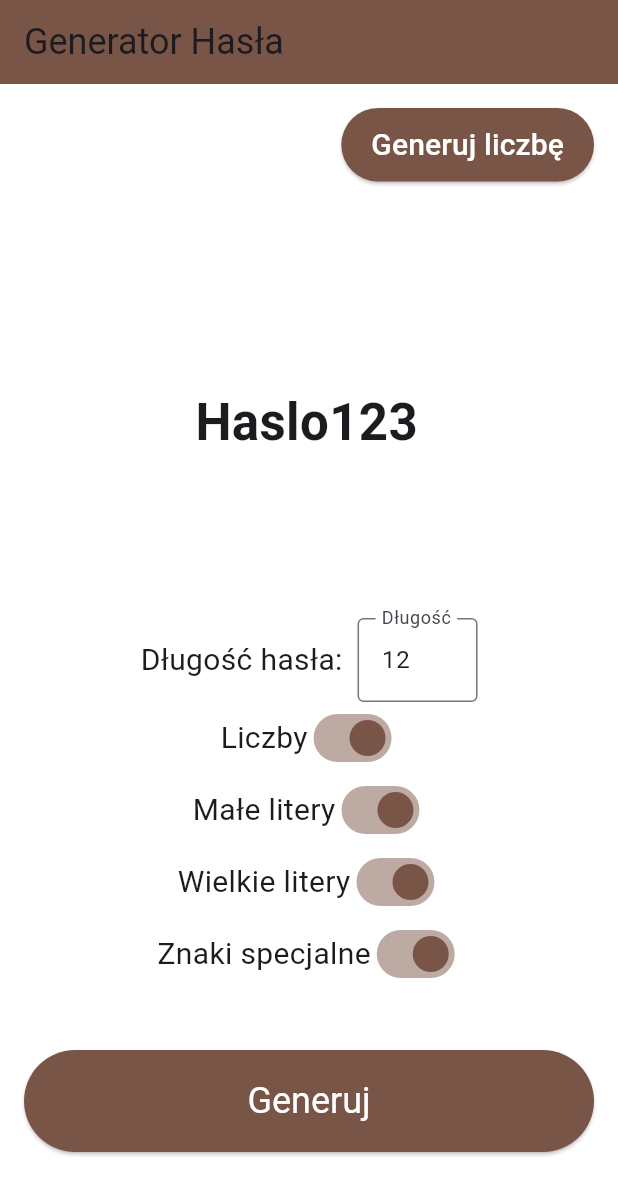
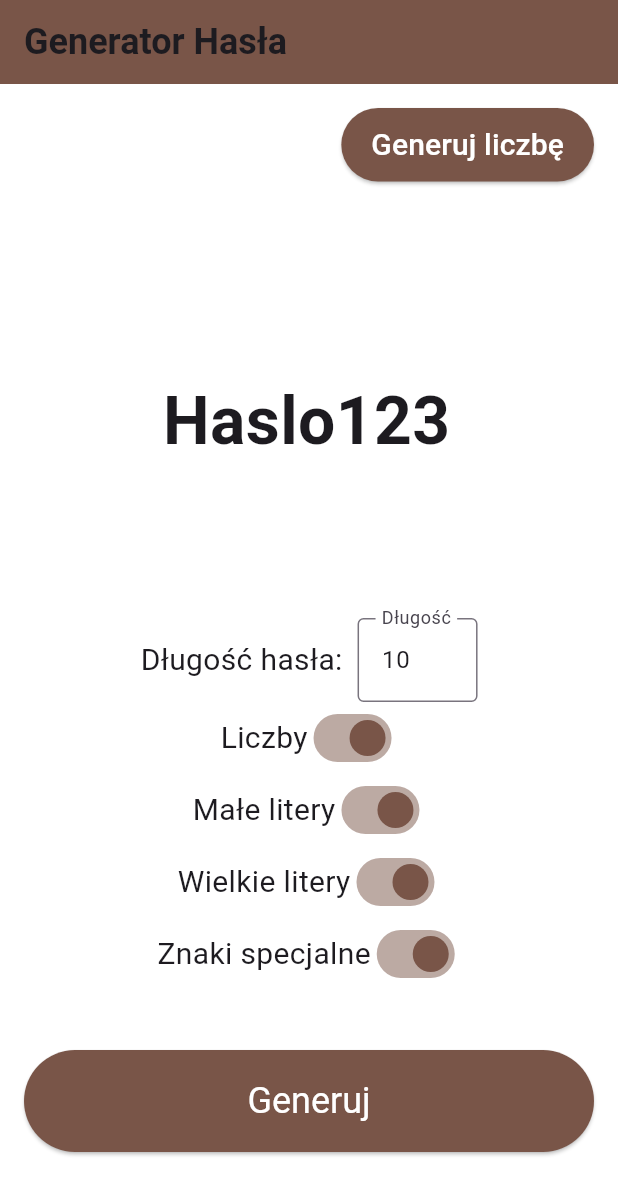
Before and after one commit to dominikkilijan/Flutter, a Flutter app: the screen it shows after launch, after a tap on "Generuj hasło", on a phone screen of 412 x 824 dp. Shown: the top 1195 px of the screen. Run offline on Flutter 3.47's test engine with Material 3 defaults, Android fonts, the phone set to English and light mode, and no system bars.

Commit message:
Hinty z darta

```diff
--- a/random/lib/main.dart
+++ b/random/lib/main.dart
@@ -2,13 +2,15 @@ import 'package:flutter/material.dart';
 import 'pages/random_number_generator.dart';
 
 void main() {
-  runApp(MyApp());
+  runApp(const MyApp());
 }
 
 class MyApp extends StatelessWidget {
+  const MyApp({super.key});
+
   @override
   Widget build(BuildContext context) {
-    return MaterialApp(
+    return const MaterialApp(
       debugShowCheckedModeBanner: false,
       home: RandomNumberGenerator(),
     );
--- a/random/lib/pages/password_generator.dart
+++ b/random/lib/pages/password_generator.dart
@@ -3,13 +3,15 @@ import 'package:flutter/material.dart';
 import 'random_number_generator.dart';
 
 class PasswordScreen extends StatefulWidget {
+  const PasswordScreen({super.key});
+
   @override
-  _PasswordScreenState createState() => _PasswordScreenState();
+  PasswordScreenState createState() => PasswordScreenState();
 }
 
-class _PasswordScreenState extends State<PasswordScreen> {
+class PasswordScreenState extends State<PasswordScreen> {
   String? _password;
-  int _passwordLength = 12;
+  int _passwordLength = 10;
   bool _includeUppercase = true;
   bool _includeLowercase = true;
   bool _includeNumbers = true;
@@ -95,9 +97,9 @@ class _PasswordScreenState extends State<PasswordScreen> {
       backgroundColor: Colors.white,
       appBar: AppBar(
         automaticallyImplyLeading: false,
-        title: Text(
+        title: const Text(
           "Generator Hasła",
-          style: TextStyle(fontSize: 24),
+          style: TextStyle(fontSize: 24, fontWeight: FontWeight.bold,),
         ),
         backgroundColor: Colors.brown,
       ),
@@ -113,26 +115,26 @@ class _PasswordScreenState extends State<PasswordScreen> {
                   Navigator.push(
                     context,
                     MaterialPageRoute(
-                      builder: (context) => RandomNumberGenerator(),
+                      builder: (context) => const RandomNumberGenerator(),
                     ),
                   );
                 },
                 style: ElevatedButton.styleFrom(
                   backgroundColor: Colors.brown,
-                  padding: EdgeInsets.symmetric(horizontal: 20, vertical: 10),
+                  padding: const EdgeInsets.symmetric(horizontal: 20, vertical: 10),
                 ),
-                child: Text(
+                child: const Text(
                   'Generuj liczbę',
                   style: TextStyle(color: Colors.white, fontSize: 20),
                 ),
               ),
             ),
-            SizedBox(height: 30),
+            const SizedBox(height: 30),
             Expanded(
               child: Center(
                 child: SelectableText(
                   _password ?? 'Haslo123',
-                  style: TextStyle(fontSize: 34, fontWeight: FontWeight.bold),
+                  style: const TextStyle(fontSize: 44, fontWeight: FontWeight.bold),
                   textAlign: TextAlign.center,
                 ),
               ),
@@ -142,8 +144,8 @@ class _PasswordScreenState extends State<PasswordScreen> {
                 Row(
                   mainAxisAlignment: MainAxisAlignment.center,
                   children: [
-                    Text("Długość hasła:", style: TextStyle(fontSize: 20)),
-                    SizedBox(width: 10),
+                    const Text("Długość hasła:", style: TextStyle(fontSize: 20)),
+                    const SizedBox(width: 10),
                     SizedBox(
                       width: 80,
                       child: TextField(
@@ -154,7 +156,7 @@ class _PasswordScreenState extends State<PasswordScreen> {
                             _passwordLength = int.tryParse(value) ?? 12;
                           });
                         },
-                        decoration: InputDecoration(
+                        decoration: const InputDecoration(
                           labelText: 'Długość',
                           border: OutlineInputBorder(),
                         ),
@@ -165,7 +167,7 @@ class _PasswordScreenState extends State<PasswordScreen> {
                 Row(
                   mainAxisAlignment: MainAxisAlignment.center,
                   children: [
-                    Text("Liczby", style: TextStyle(fontSize: 20)),
+                    const Text("Liczby", style: TextStyle(fontSize: 20)),
                     Switch(
                       value: _includeNumbers,
                       onChanged: (value) => _toggleSwitch(value, 'numbers'),
@@ -176,7 +178,7 @@ class _PasswordScreenState extends State<PasswordScreen> {
                 Row(
                   mainAxisAlignment: MainAxisAlignment.center,
                   children: [
-                    Text("Małe litery", style: TextStyle(fontSize: 20)),
+                    const Text("Małe litery", style: TextStyle(fontSize: 20)),
                     Switch(
                       value: _includeLowercase,
                       onChanged: (value) => _toggleSwitch(value, 'lowercase'),
@@ -187,7 +189,7 @@ class _PasswordScreenState extends State<PasswordScreen> {
                 Row(
                   mainAxisAlignment: MainAxisAlignment.center,
                   children: [
-                    Text("Wielkie litery", style: TextStyle(fontSize: 20)),
+                    const Text("Wielkie litery", style: TextStyle(fontSize: 20)),
                     Switch(
                       value: _includeUppercase,
                       onChanged: (value) => _toggleSwitch(value, 'uppercase'),
@@ -198,7 +200,7 @@ class _PasswordScreenState extends State<PasswordScreen> {
                 Row(
                   mainAxisAlignment: MainAxisAlignment.center,
                   children: [
-                    Text("Znaki specjalne", style: TextStyle(fontSize: 20)),
+                    const Text("Znaki specjalne", style: TextStyle(fontSize: 20)),
                     Switch(
                       value: _includeSpecialCharacters,
                       onChanged: (value) => _toggleSwitch(value, 'special'),
@@ -208,23 +210,23 @@ class _PasswordScreenState extends State<PasswordScreen> {
                 ),
               ],
             ),
-            SizedBox(height: 40),
+            const SizedBox(height: 40),
             SizedBox(
               width: double.infinity,
               child: ElevatedButton(
                 onPressed: _generateNewPassword,
                 style: ElevatedButton.styleFrom(
                   backgroundColor: Colors.brown,
-                  padding: EdgeInsets.symmetric(vertical: 20),
-                  textStyle: TextStyle(fontSize: 24),
+                  padding: const EdgeInsets.symmetric(vertical: 20),
+                  textStyle: const TextStyle(fontSize: 24),
                 ),
-                child: Text(
+                child: const Text(
                   'Generuj',
                   style: TextStyle(color: Colors.white),
                 ),
               ),
             ),
-            SizedBox(height: 40),
+            const SizedBox(height: 40),
           ],
         ),
       ),
--- a/random/lib/pages/random_number_generator.dart
+++ b/random/lib/pages/random_number_generator.dart
@@ -1,14 +1,14 @@
 import 'dart:math';
 import 'package:flutter/material.dart';
-import 'package:flutter/services.dart';
 import 'password_generator.dart';
 
 class RandomNumberGenerator extends StatefulWidget {
+  const RandomNumberGenerator({super.key});
   @override
-  _RandomNumberGeneratorState createState() => _RandomNumberGeneratorState();
+  RandomNumberGeneratorState createState() => RandomNumberGeneratorState();
 }
 
-class _RandomNumberGeneratorState extends State<RandomNumberGenerator> {
+class RandomNumberGeneratorState extends State<RandomNumberGenerator> {
   int? _randomNumber;
   bool _evenOnly = false;
   bool _oddOnly = false;
@@ -18,23 +18,40 @@ class _RandomNumberGeneratorState extends State<RandomNumberGenerator> {
   final TextEditingController _minController = TextEditingController();
   final TextEditingController _maxController = TextEditingController();
 
-  bool _minLabelClicked = false;
-  bool _maxLabelClicked = false;
+  @override
+  void initState() {
+    super.initState();
+    _minController.text = '$_minValue';
+    _maxController.text = '$_maxValue';
+  }
 
   void _generateRandomNumber() {
     setState(() {
-      // Upewnij się, że wartości mieszczą się w określonych granicach
+      // Pobieramy wartości z pól tekstowych
+      _minValue = int.tryParse(_minController.text) ?? 1;
+      _maxValue = int.tryParse(_maxController.text) ?? 100;
+
+      // Ograniczenie wartości do ustalonego zakresu
       _minValue = _minValue.clamp(-999999, 9999999);
       _maxValue = _maxValue.clamp(-999999, 9999999);
 
-      // Jeśli Min jest większe niż Max, zamień wartości miejscami
+      // Zamiana wartości, jeśli Min jest większy niż Max
       if (_minValue > _maxValue) {
         int temp = _minValue;
         _minValue = _maxValue;
         _maxValue = temp;
       }
 
-      // Generuj liczbę w zakresie
+      // Jeśli Min i Max są sobie równe, zwiększamy Max o 1
+      if (_minValue == _maxValue) {
+        _maxValue += 1;
+      }
+
+      // Aktualizujemy pola tekstowe, aby pokazać poprawione wartości
+      _minController.text = '$_minValue';
+      _maxController.text = '$_maxValue';
+
+      // Generowanie liczby w poprawionym zakresie
       int number;
       do {
         number = Random().nextInt(_maxValue - _minValue + 1) + _minValue;
@@ -49,9 +66,9 @@ class _RandomNumberGeneratorState extends State<RandomNumberGenerator> {
       backgroundColor: Colors.white,
       appBar: AppBar(
         automaticallyImplyLeading: false,
-        title: Text(
+        title: const Text(
           'Generator Liczb',
-          style: TextStyle(fontSize: 24),
+          style: TextStyle(fontSize: 24, fontWeight: FontWeight.bold,),
         ),
         backgroundColor: Colors.green,
       ),
@@ -67,26 +84,26 @@ class _RandomNumberGeneratorState extends State<RandomNumberGenerator> {
                   Navigator.push(
                     context,
                     MaterialPageRoute(
-                      builder: (context) => PasswordScreen(),
+                      builder: (context) => const PasswordScreen(),
                     ),
                   );
                 },
                 style: ElevatedButton.styleFrom(
                   backgroundColor: Colors.green,
-                  padding: EdgeInsets.symmetric(horizontal: 20, vertical: 10),
+                  padding: const EdgeInsets.symmetric(horizontal: 20, vertical: 10),
                 ),
-                child: Text(
+                child: const Text(
                   'Generuj hasło',
                   style: TextStyle(color: Colors.white, fontSize: 20),
                 ),
               ),
             ),
-            SizedBox(height: 30),
+            const SizedBox(height: 30),
             Expanded(
               child: Center(
                 child: SelectableText(
                   _randomNumber != null ? '$_randomNumber' : '0',
-                  style: TextStyle(fontSize: 84, fontWeight: FontWeight.bold),
+                  style: const TextStyle(fontSize: 84, fontWeight: FontWeight.bold),
                   textAlign: TextAlign.center,
                 ),
               ),
@@ -98,7 +115,7 @@ class _RandomNumberGeneratorState extends State<RandomNumberGenerator> {
                     Row(
                       mainAxisAlignment: MainAxisAlignment.center,
                       children: [
-                        Text("Tylko parzyste", style: TextStyle(fontSize: 20)),
+                        const Text("Tylko parzyste", style: TextStyle(fontSize: 20)),
                         Switch(
                           value: _evenOnly,
                           activeColor: Colors.green,
@@ -114,7 +131,7 @@ class _RandomNumberGeneratorState extends State<RandomNumberGenerator> {
                     Row(
                       mainAxisAlignment: MainAxisAlignment.center,
                       children: [
-                        Text("Tylko nieparzyste", style: TextStyle(fontSize: 20)),
+                        const Text("Tylko nieparzyste", style: TextStyle(fontSize: 20)),
                         Switch(
                           value: _oddOnly,
                           activeColor: Colors.green,
@@ -129,8 +146,8 @@ class _RandomNumberGeneratorState extends State<RandomNumberGenerator> {
                     ),
                   ],
                 ),
-                SizedBox(height: 10),
-                Text("Zakres liczb:", style: TextStyle(fontSize: 20)),
+                const SizedBox(height: 10),
+                const Text("Zakres liczb:", style: TextStyle(fontSize: 20)),
                 Row(
                   mainAxisAlignment: MainAxisAlignment.center,
                   children: [
@@ -138,102 +155,50 @@ class _RandomNumberGeneratorState extends State<RandomNumberGenerator> {
                       child: TextField(
                         controller: _minController,
                         keyboardType: TextInputType.number,
-                        decoration: InputDecoration(
-                          labelText: _minLabelClicked ? "Min" : "Min = 1",
+                        decoration: const InputDecoration(
+                          labelText: "Min",
                           labelStyle: TextStyle(
                             fontSize: 20,
                             color: Colors.grey,
                           ),
                         ),
-                        onTap: () {
-                          if (!_minLabelClicked) {
-                            setState(() {
-                              _minLabelClicked = true;
-                            });
-                          }
-                        },
-                        onChanged: (value) {
-                          setState(() {
-                            _minValue = int.tryParse(value) ?? 1;
-                            _minValue = _minValue.clamp(-999999, 9999999);
-
-                            // Jeśli Min jest większe niż Max, zamień wartości miejscami
-                            if (_minValue > _maxValue) {
-                              int temp = _minValue;
-                              _minValue = _maxValue;
-                              _maxValue = temp;
-
-                              // Aktualizuj także pola tekstowe
-                              _minController.text = '$_minValue';
-                              _maxController.text = '$_maxValue';
-                            } else {
-                              _minController.text = '$_minValue';
-                            }
-                          });
-                        },
                       ),
                     ),
-                    SizedBox(width: 20),
+                    const SizedBox(width: 20),
                     Flexible(
                       child: TextField(
                         controller: _maxController,
                         keyboardType: TextInputType.number,
-                        decoration: InputDecoration(
-                          labelText: _maxLabelClicked ? "Max" : "Max = 100",
+                        decoration: const InputDecoration(
+                          labelText: "Max",
                           labelStyle: TextStyle(
                             fontSize: 20,
                             color: Colors.grey,
                           ),
                         ),
-                        onTap: () {
-                          if (!_maxLabelClicked) {
-                            setState(() {
-                              _maxLabelClicked = true;
-                            });
-                          }
-                        },
-                        onChanged: (value) {
-                          setState(() {
-                            _maxValue = int.tryParse(value) ?? 100;
-                            _maxValue = _maxValue.clamp(-999999, 9999999);
-
-                            // Jeśli Min jest większe niż Max, zamień wartości miejscami
-                            if (_minValue > _maxValue) {
-                              int temp = _minValue;
-                              _minValue = _maxValue;
-                              _maxValue = temp;
-
-                              // Aktualizuj także pola tekstowe
-                              _minController.text = '$_minValue';
-                              _maxController.text = '$_maxValue';
-                            } else {
-                              _maxController.text = '$_maxValue';
-                            }
-                          });
-                        },
                       ),
                     ),
                   ],
                 ),
               ],
             ),
-            SizedBox(height: 40),
+            const SizedBox(height: 40),
             SizedBox(
               width: double.infinity,
               child: ElevatedButton(
                 onPressed: _generateRandomNumber,
                 style: ElevatedButton.styleFrom(
                   backgroundColor: Colors.green,
-                  padding: EdgeInsets.symmetric(vertical: 20),
-                  textStyle: TextStyle(fontSize: 24),
+                  padding: const EdgeInsets.symmetric(vertical: 20),
+                  textStyle: const TextStyle(fontSize: 24),
                 ),
-                child: Text(
+                child: const Text(
                   'Generuj',
                   style: TextStyle(color: Colors.white),
                 ),
               ),
             ),
-            SizedBox(height: 40),
+            const SizedBox(height: 40),
           ],
         ),
       ),
```
